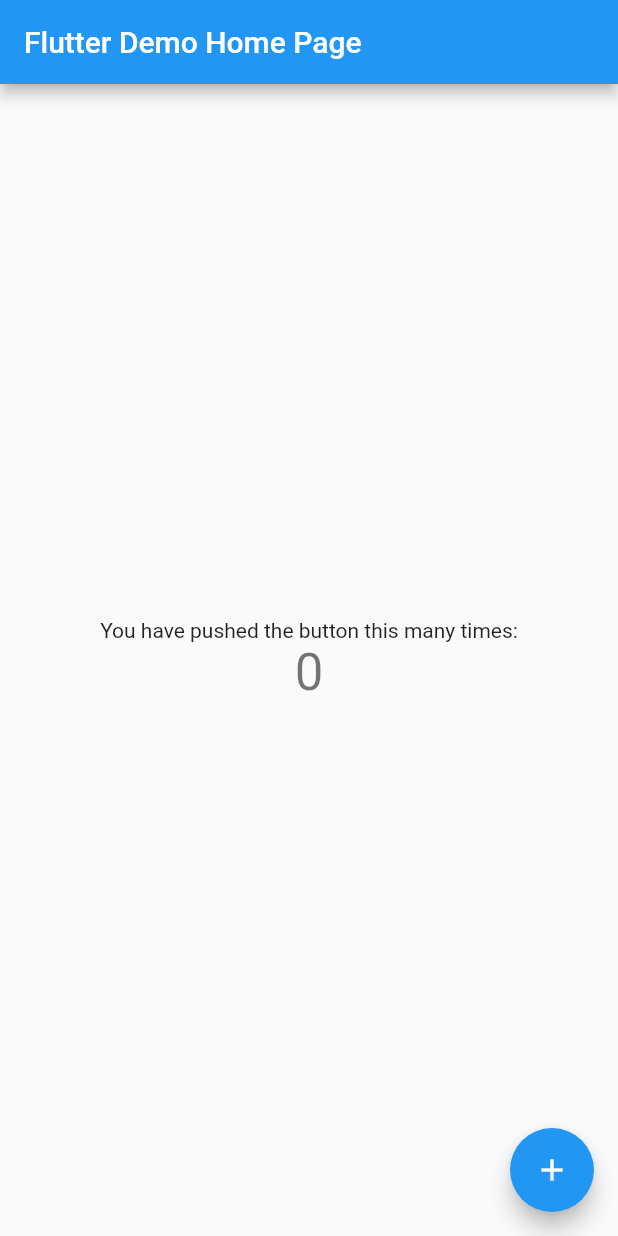
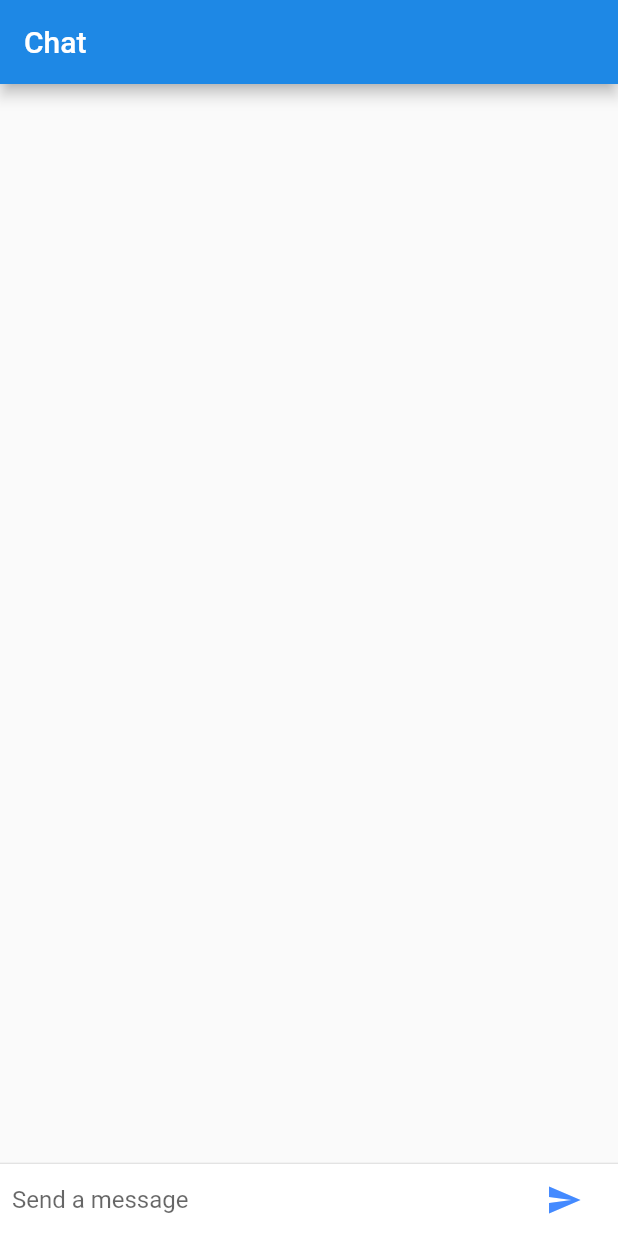
Before and after one commit to effortless-mgmt/ems_app, a Flutter app: the screen it shows after launch, on a phone screen of 412 x 824 dp. Run offline on Flutter 3.47's test engine with Material 2 defaults, Android fonts, the phone set to English and light mode, and no system bars.

Commit message:
One-way chat

```diff
--- a/lib/main.dart
+++ b/lib/main.dart
@@ -1,109 +1,26 @@
 import 'package:flutter/material.dart';
+import 'package:ems_app/shared/chatpage.dart';
 
 void main() => runApp(new MyApp());
 
 class MyApp extends StatelessWidget {
-  // This widget is the root of your application.
+  final defaultTargetPlatform = TargetPlatform.android;
+  final _iosTheme = new ThemeData(
+      primarySwatch: Colors.red,
+      primaryColor: Colors.grey[400],
+      primaryColorBrightness: Brightness.dark);
+
+  final _androidTheme = new ThemeData(
+      primaryColor: Colors.blue[600], accentColor: Colors.blueAccent);
+
   @override
   Widget build(BuildContext context) {
     return new MaterialApp(
-      title: 'Flutter Demo',
-      theme: new ThemeData(
-        // This is the theme of your application.
-        //
-        // Try running your application with "flutter run". You'll see the
-        // application has a blue toolbar. Then, without quitting the app, try
-        // changing the primarySwatch below to Colors.green and then invoke
-        // "hot reload" (press "r" in the console where you ran "flutter run",
-        // or press Run > Flutter Hot Reload in IntelliJ). Notice that the
-        // counter didn't reset back to zero; the application is not restarted.
-        primarySwatch: Colors.blue,
-      ),
-      home: new MyHomePage(title: 'Flutter Demo Home Page'),
+      title: 'Chat app',
+      theme: defaultTargetPlatform == TargetPlatform.android
+          ? _androidTheme
+          : _iosTheme,
+      home: new ChatPage(),
     );
   }
 }
-
-class MyHomePage extends StatefulWidget {
-  MyHomePage({Key key, this.title}) : super(key: key);
-
-  // This widget is the home page of your application. It is stateful, meaning
-  // that it has a State object (defined below) that contains fields that affect
-  // how it looks.
-
-  // This class is the configuration for the state. It holds the values (in this
-  // case the title) provided by the parent (in this case the App widget) and
-  // used by the build method of the State. Fields in a Widget subclass are
-  // always marked "final".
-
-  final String title;
-
-  @override
-  _MyHomePageState createState() => new _MyHomePageState();
-}
-
-class _MyHomePageState extends State<MyHomePage> {
-  int _counter = 0;
-
-  void _incrementCounter() {
-    setState(() {
-      // This call to setState tells the Flutter framework that something has
-      // changed in this State, which causes it to rerun the build method below
-      // so that the display can reflect the updated values. If we changed
-      // _counter without calling setState(), then the build method would not be
-      // called again, and so nothing would appear to happen.
-      _counter++;
-    });
-  }
-
-  @override
-  Widget build(BuildContext context) {
-    // This method is rerun every time setState is called, for instance as done
-    // by the _incrementCounter method above.
-    //
-    // The Flutter framework has been optimized to make rerunning build methods
-    // fast, so that you can just rebuild anything that needs updating rather
-    // than having to individually change instances of widgets.
-    return new Scaffold(
-      appBar: new AppBar(
-        // Here we take the value from the MyHomePage object that was created by
-        // the App.build method, and use it to set our appbar title.
-        title: new Text(widget.title),
-      ),
-      body: new Center(
-        // Center is a layout widget. It takes a single child and positions it
-        // in the middle of the parent.
-        child: new Column(
-          // Column is also layout widget. It takes a list of children and
-          // arranges them vertically. By default, it sizes itself to fit its
-          // children horizontally, and tries to be as tall as its parent.
-          //
-          // Invoke "debug paint" (press "p" in the console where you ran
-          // "flutter run", or select "Toggle Debug Paint" from the Flutter tool
-          // window in IntelliJ) to see the wireframe for each widget.
-          //
-          // Column has various properties to control how it sizes itself and
-          // how it positions its children. Here we use mainAxisAlignment to
-          // center the children vertically; the main axis here is the vertical
-          // axis because Columns are vertical (the cross axis would be
-          // horizontal).
-          mainAxisAlignment: MainAxisAlignment.center,
-          children: <Widget>[
-            new Text(
-              'You have pushed the button this many times:',
-            ),
-            new Text(
-              '$_counter',
-              style: Theme.of(context).textTheme.display1,
-            ),
-          ],
-        ),
-      ),
-      floatingActionButton: new FloatingActionButton(
-        onPressed: _incrementCounter,
-        tooltip: 'Increment',
-        child: new Icon(Icons.add),
-      ), // This trailing comma makes auto-formatting nicer for build methods.
-    );
-  }
-}
--- /dev/null
+++ b/lib/shared/chatpage.dart
@@ -0,0 +1,102 @@
+import "package:flutter/material.dart";
+
+const String _name = "Temp";
+
+class ChatPage extends StatefulWidget {
+  @override
+  State createState() => new ChatPageState();
+}
+
+class ChatPageState extends State<ChatPage> {
+  final List<ChatMessage> _messages = <ChatMessage>[];
+  final TextEditingController _textController = new TextEditingController();
+
+  @override
+  Widget build(BuildContext context) {
+    return new Scaffold(
+      appBar: new AppBar(title: new Text("Chat")),
+      body: new Column(
+        children: <Widget>[
+          new Flexible(
+            child: new ListView.builder(
+              padding: new EdgeInsets.all(8.0),
+              reverse: true,
+              itemBuilder: (_, int index) => _messages[index],
+              itemCount: _messages.length,
+            ),
+          ),
+          new Divider(height: 1.0),
+          new Container(
+            decoration: new BoxDecoration(color: Theme.of(context).cardColor),
+            child: _buildEditText(),
+          )
+        ],
+      ),
+    );
+  }
+
+  Widget _buildEditText() {
+    return IconTheme(
+      data: new IconThemeData(color: Theme.of(context).accentColor),
+      child: new Container(
+        margin: const EdgeInsets.symmetric(horizontal: 8.0),
+        child: new Row(
+          children: <Widget>[
+            new Flexible(
+              child: new TextField(
+                  controller: _textController,
+                  onSubmitted: _submit,
+                  decoration: new InputDecoration.collapsed(
+                      hintText: "Send a message")),
+            ),
+            Container(
+                margin: new EdgeInsets.symmetric(horizontal: 4.0),
+                child: new IconButton(
+                  icon: new Icon(Icons.send),
+                  onPressed: () => _submit(_textController.text),
+                )),
+          ],
+        ),
+      ),
+    );
+  }
+
+  void _submit(String text) {
+    _textController.clear();
+    ChatMessage message = new ChatMessage(
+      text: text,
+    );
+    setState(() {
+      _messages.insert(0, message);
+    });
+  }
+}
+
+class ChatMessage extends StatelessWidget {
+  ChatMessage({this.text});
+  final String text;
+
+  @override
+  Widget build(BuildContext context) {
+    return new Container(
+        margin: const EdgeInsets.symmetric(vertical: 10.0),
+        child: new Row(
+          children: <Widget>[
+            Container(
+              margin: const EdgeInsets.only(right: 16.0),
+              child: new CircleAvatar(child: new Text(_name[0])),
+            ),
+            new Column(
+              crossAxisAlignment: CrossAxisAlignment.start,
+              children: <Widget>[
+                new Text(_name, style: Theme.of(context).textTheme.subhead),
+                new Container(
+                  margin: const EdgeInsets.only(top: 5.0),
+                  child: new Text(text),
+                )
+              ],
+            )
+          ],
+        ));
+  }
+}
```
